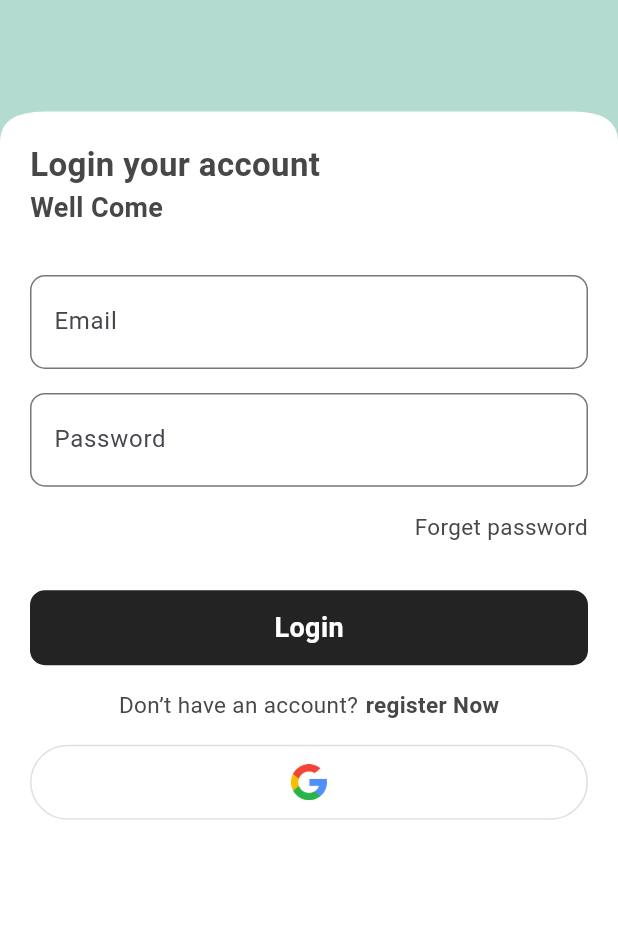
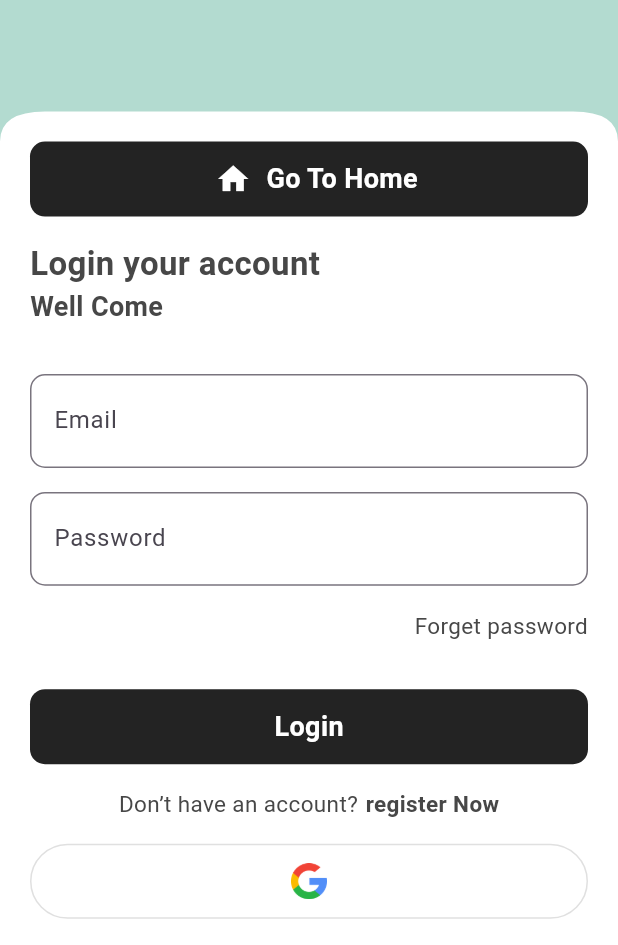
Before and after one commit to shiran02/E-Bits, a Flutter app: the screen it shows after launch, on a phone screen of 412 x 824 dp, the part 291-1236 px from its top. Run offline on Flutter 3.47's test engine with Material 3 defaults, Android fonts, the phone set to English and light mode, and no system bars; our stand-ins replace another_flutter_splash_screen, dartz, dio, firebase_auth, firebase_core, flutter_hooks and 9 more; missing offline and left inert: flutter_overlay_loader; accounts and stored records are empty; network calls fail.

Commit message:
finish app

```diff
--- a/lib/presentation/login_view/login_view.dart
+++ b/lib/presentation/login_view/login_view.dart
@@ -57,6 +57,51 @@ class LoginView extends HookConsumerWidget {
                 child: Column(
                   crossAxisAlignment: CrossAxisAlignment.start,
                   children: [
+                    InkWell(
+                      onTap: () {
+                        Get.off(
+                          () => HomeView(),
+                          transition: Transition.downToUp,
+                        );
+                      },
+                      child: Container(
+                        height: 50,
+                        width: w,
+                        decoration: const BoxDecoration(
+                          color: AColors.black,
+                          borderRadius: BorderRadius.all(
+                            Radius.circular(10),
+                          ),
+                        ),
+                        child: Center(
+                          child: Row(
+                            mainAxisAlignment: MainAxisAlignment.center,
+                            children: [
+                              const Padding(
+                                padding: EdgeInsets.symmetric(horizontal: 10),
+                                child: Icon(
+                                  Icons.home,
+                                  color: Colors.white,
+                                ),
+                              ),
+                              Text(
+                                AppStrings.goHome,
+                                style: const TextStyle(
+                                  color: Colors.white,
+                                  fontSize: 18,
+                                  fontWeight: FontWeight.bold,
+                                ),
+                              ),
+                            ],
+                          ),
+                        ),
+                      ),
+                    ),
+
+                    const SizedBox(
+                      height: GSizes.spaceBtwItems,
+                    ),
+
                     Text(
                       AppStrings.loginAccount,
                       style: const TextStyle(
@@ -150,10 +195,11 @@ class LoginView extends HookConsumerWidget {
 
                     InkWell(
                       onTap: () {
-                        Get.off(
-                          () => HomeView(),
-                          //transition: Transition.downToUp,
-                        );
+                        // ref
+                        //     .read(getAllProductDetailStateNotifierProvider
+                        //         .notifier)
+                        //     .registerWithEmailAndPassword(
+                        //         emailController.text, passwordController.text);
                       },
                       child: Container(
                         height: 50,
--- a/lib/presentation/resources/string_manager.dart
+++ b/lib/presentation/resources/string_manager.dart
@@ -5,6 +5,7 @@ class AppStrings {
 
   //login screen strings -------------------
   static String loginAccount = 'Login your account';
+  static String goHome = 'Go To Home';
   static String welcome = 'Well Come';
   static String email = 'Email';
   static String password = 'Password';
```
Also changed, not shown: lib/application/get_product_detail/get_product_detail_state_notifier.dart (+51 -0 lines), firebase.json (added), lib/firebase_options.dart (added), 3 other files.
